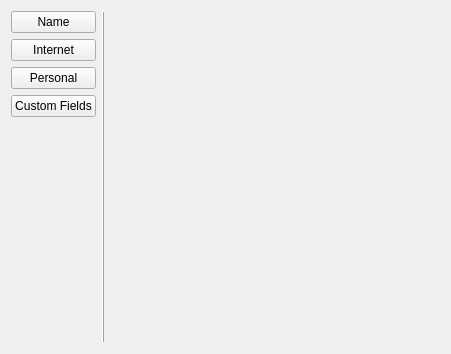
chusopr/kdepim-ktimetracker-akonadi, file mobile/contacts/editormore.ui: the form before one commit.
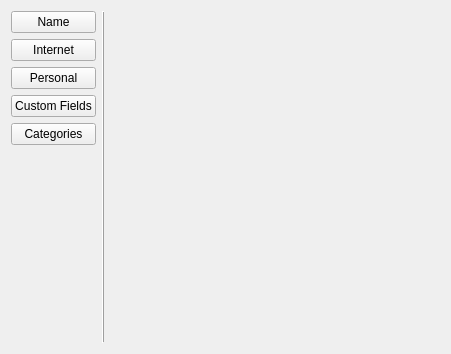
The form after the commit.

```diff
--- a/mobile/contacts/editormore.ui
+++ b/mobile/contacts/editormore.ui
@@ -41,6 +41,13 @@
        </property>
       </widget>
      </item>
+     <item>
+      <widget class="QPushButton" name="categoriesPageButton">
+       <property name="text">
+        <string>Categories</string>
+       </property>
+      </widget>
+     </item>
      <item>
       <spacer name="verticalSpacer">
        <property name="orientation">
```
